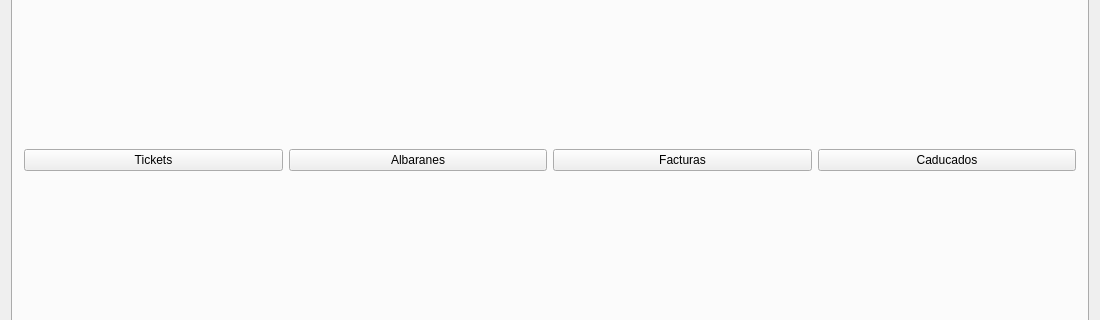
This is tienda.ui in Ladis72/tienda as Qt 5 draws it before an edit; both pictures show x 0 to 1100 and y 208 to 528 of the 1100 by 754 pixel window. The edited form follows.
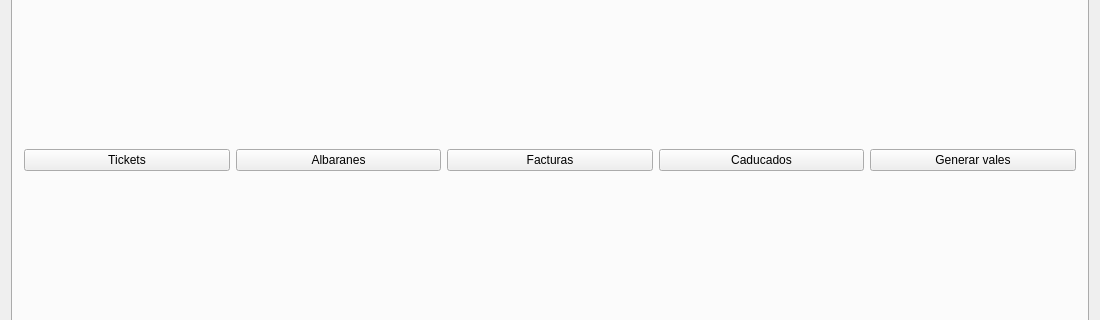
This is the edited form. The open tabs and pages were chosen to show the change. Icons and pictures are not drawn.

Commit message: Generar vales a clientes

```diff
--- a/tienda.ui
+++ b/tienda.ui
@@ -314,6 +314,13 @@
           </property>
          </widget>
         </item>
+        <item row="0" column="4">
+         <widget class="QPushButton" name="pushButtonGenerarVales">
+          <property name="text">
+           <string>Generar vales</string>
+          </property>
+         </widget>
+        </item>
        </layout>
       </widget>
       <widget class="QWidget" name="tabConfig">
```
Left out of the diff: 28 changed lines with no effect on the pictures. The commit also changes 13 other files.
